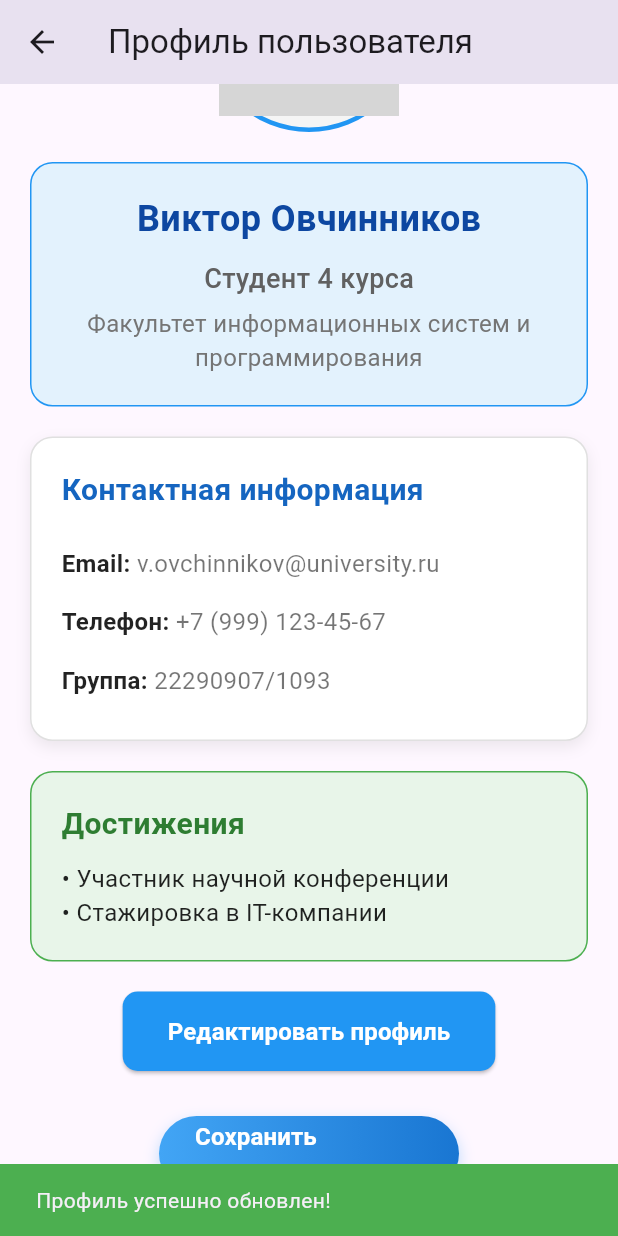
After one commit to Berserk3212/flutter, a Flutter app: the ProfileScreen screen opened by its route, scrolled down 130 dp, after a tap on "Сохранить изменения", on a phone screen of 412 x 824 dp. The commit adds this screen. Run offline on Flutter 3.47's test engine with Material 3 defaults, Android fonts, the phone set to English and light mode, and no system bars; network calls fail; grey boxes are pictures that could not be loaded.

Commit message:
Add profile

```diff
--- a/lib/main.dart
+++ b/lib/main.dart
@@ -1,6 +1,7 @@
 import 'package:flutter/material.dart';
 import 'teachers_screen.dart';
 import 'subjects_screen.dart';
+import 'profile_screen.dart';
 
 void main() {
   runApp(const MyApp());
@@ -20,6 +21,7 @@ class MyApp extends StatelessWidget {
       routes: {
         '/teachers': (context) => const TeachersScreen(),
         '/subjects': (context) => const SubjectsScreen(),
+        '/profile': (context) => const ProfileScreen(), // Добавляем маршрут профиля
       },
     );
   }
@@ -38,8 +40,10 @@ class MainScreen extends StatelessWidget {
         child: Column(
           mainAxisAlignment: MainAxisAlignment.center,
           children: [
+            // Кнопка перехода на экран преподавателей
             ElevatedButton(
               onPressed: () {
+                // Способ 1: Named routes
                 Navigator.pushNamed(context, '/teachers');
               },
               style: ElevatedButton.styleFrom(
@@ -48,14 +52,33 @@ class MainScreen extends StatelessWidget {
               child: const Text('Преподаватели'),
             ),
             const SizedBox(height: 20),
+
+            // Кнопка перехода на экран предметов
             ElevatedButton(
               onPressed: () {
-                Navigator.pushNamed(context, '/subjects');
+                // Способ 2: MaterialPageRoute
+                Navigator.push(
+                  context,
+                  MaterialPageRoute(builder: (context) => const SubjectsScreen()),
+                );
               },
               style: ElevatedButton.styleFrom(
                 padding: const EdgeInsets.symmetric(horizontal: 40, vertical: 20),
               ),
               child: const Text('Предметы'),
+            ),
+            const SizedBox(height: 20),
+
+            // Кнопка перехода на экран профиля
+            ElevatedButton(
+              onPressed: () {
+                // Способ 3: Named routes с переходом на профиль
+                Navigator.pushNamed(context, '/profile');
+              },
+              style: ElevatedButton.styleFrom(
+                padding: const EdgeInsets.symmetric(horizontal: 40, vertical: 20),
+              ),
+              child: const Text('Мой профиль'),
             ),
           ],
         ),
--- /dev/null
+++ b/lib/profile_screen.dart
@@ -0,0 +1,301 @@
+import 'package:flutter/material.dart';
+
+class ProfileScreen extends StatelessWidget {
+  const ProfileScreen({super.key});
+
+  @override
+  Widget build(BuildContext context) {
+    return Scaffold(
+      appBar: AppBar(
+        title: const Text('Профиль пользователя'),
+      ),
+      body: SingleChildScrollView(
+        child: Column(
+          mainAxisAlignment: MainAxisAlignment.center,
+          children: [
+            const SizedBox(height: 20),
+
+            // Аватарка
+            Container(
+              decoration: BoxDecoration(
+                border: Border.all(color: Colors.blue, width: 3),
+                borderRadius: BorderRadius.circular(100),
+                color: Colors.grey[100],
+              ),
+              padding: const EdgeInsets.all(8),
+              child: const CircleAvatar(
+                radius: 60,
+                backgroundImage: NetworkImage(
+                  'https://images.unsplash.com/photo-1472099645785-5658abf4ff4e?ixlib=rb-4.0.3&ixid=M3wxMjA3fDB8MHxwaG90by1wYWdlfHx8fGVufDB8fHx8fA%3D%3D&auto=format&fit=crop&w=100&q=80',
+                ),
+              ),
+            ),
+
+            const SizedBox(height: 20),
+
+            // Основная информация
+            Container(
+              width: double.infinity,
+              margin: const EdgeInsets.symmetric(horizontal: 20),
+              padding: const EdgeInsets.all(20),
+              decoration: BoxDecoration(
+                color: Colors.blue[50],
+                borderRadius: BorderRadius.circular(15),
+                border: Border.all(color: Colors.blue),
+              ),
+              child: Column(
+                children: [
+                  Text(
+                    'Виктор Овчинников',
+                    style: TextStyle(
+                      fontSize: 24,
+                      fontWeight: FontWeight.bold,
+                      color: Colors.blue[900],
+                    ),
+                  ),
+                  const SizedBox(height: 10),
+                  Text(
+                    'Студент 4 курса',
+                    style: TextStyle(
+                      fontSize: 18,
+                      fontWeight: FontWeight.w500,
+                      color: Colors.grey[700],
+                    ),
+                  ),
+                  const SizedBox(height: 5),
+                  Text(
+                    'Факультет информационных систем и программирования',
+                    style: TextStyle(
+                      fontSize: 16,
+                      color: Colors.grey[600],
+                    ),
+                    textAlign: TextAlign.center,
+                  ),
+                ],
+              ),
+            ),
+
+            const SizedBox(height: 20),
+
+            // Контактная информация
+            Container(
+              width: double.infinity,
+              margin: const EdgeInsets.symmetric(horizontal: 20),
+              padding: const EdgeInsets.all(20),
+              decoration: BoxDecoration(
+                color: Colors.white,
+                borderRadius: BorderRadius.circular(15),
+                border: Border.all(color: Colors.grey.shade300),
+                boxShadow: [
+                  BoxShadow(
+                    // ignore: deprecated_member_use
+                    color: Colors.grey.withOpacity(0.2),
+                    blurRadius: 8,
+                    offset: const Offset(0, 4),
+                  ),
+                ],
+              ),
+              child: Column(
+                crossAxisAlignment: CrossAxisAlignment.start,
+                children: [
+                  Text(
+                    'Контактная информация',
+                    style: TextStyle(
+                      fontSize: 20,
+                      fontWeight: FontWeight.bold,
+                      color: Colors.blue[800],
+                    ),
+                  ),
+                  const SizedBox(height: 15),
+                  _buildInfoRow('Email', 'v.ovchinnikov@university.ru'),
+                  _buildInfoRow('Телефон', '+7 (999) 123-45-67'),
+                  _buildInfoRow('Группа', '22290907/1093'),
+                ],
+              ),
+            ),
+
+            const SizedBox(height: 20),
+
+            // Достижения
+            Container(
+              width: double.infinity,
+              margin: const EdgeInsets.symmetric(horizontal: 20),
+              padding: const EdgeInsets.all(20),
+              decoration: BoxDecoration(
+                color: Colors.green[50],
+                borderRadius: BorderRadius.circular(15),
+                border: Border.all(color: Colors.green),
+              ),
+              child: Column(
+                crossAxisAlignment: CrossAxisAlignment.start,
+                children: [
+                  Text(
+                    'Достижения',
+                    style: TextStyle(
+                      fontSize: 20,
+                      fontWeight: FontWeight.bold,
+                      color: Colors.green[800],
+                    ),
+                  ),
+                  const SizedBox(height: 10),
+                  Text(
+                    '• Участник научной конференции\n'
+                    '• Стажировка в IT-компании',
+                    style: const TextStyle(
+                      fontSize: 16,
+                      color: Colors.black87,
+                    ),
+                  ),
+                ],
+              ),
+            ),
+
+            const SizedBox(height: 20),
+
+            // Кнопка редактировать (единственная)
+            Center(
+              child: ElevatedButton(
+                onPressed: () {
+                  debugPrint('Кнопка "Редактировать" нажата');
+                  // Показываем диалоговое окно при нажатии
+                  _showEditDialog(context);
+                },
+                style: ElevatedButton.styleFrom(
+                  backgroundColor: Colors.blue,
+                  padding: const EdgeInsets.symmetric(horizontal: 30, vertical: 15),
+                  shape: RoundedRectangleBorder(
+                    borderRadius: BorderRadius.circular(10),
+                  ),
+                ),
+                child: const Text(
+                  'Редактировать профиль',
+                  style: TextStyle(
+                    fontSize: 16,
+                    fontWeight: FontWeight.bold,
+                    color: Colors.white,
+                  ),
+                ),
+              ),
+            ),
+
+            const SizedBox(height: 30),
+
+            // Основная кнопка
+            Container(
+              width: 200,
+              height: 50,
+              decoration: BoxDecoration(
+                gradient: LinearGradient(
+                  colors: [Colors.blue[400]!, Colors.blue[700]!],
+                ),
+                borderRadius: BorderRadius.circular(25),
+                boxShadow: [
+                  BoxShadow(
+                    // ignore: deprecated_member_use
+                    color: Colors.blue.withOpacity(0.3),
+                    blurRadius: 8,
+                    offset: const Offset(0, 4),
+                  ),
+                ],
+              ),
+              child: ElevatedButton(
+                onPressed: () {
+                  debugPrint('Основная кнопка профиля нажата!');
+                  ScaffoldMessenger.of(context).showSnackBar(
+                    const SnackBar(
+                      content: Text('Профиль успешно обновлен!'),
+                      backgroundColor: Colors.green,
+                    ),
+                  );
+                },
+                style: ElevatedButton.styleFrom(
+                  backgroundColor: Colors.transparent,
+                  shadowColor: Colors.transparent,
+                  shape: RoundedRectangleBorder(
+                    borderRadius: BorderRadius.circular(25),
+                  ),
+                ),
+                child: const Text(
+                  'Сохранить изменения',
+                  style: TextStyle(
+                    fontSize: 16,
+                    fontWeight: FontWeight.bold,
+                    color: Colors.white,
+                  ),
+                ),
+              ),
+            ),
+
+            const SizedBox(height: 30),
+          ],
+        ),
+      ),
+    );
+  }
+
+  // Метод для показа диалогового окна редактирования
+  void _showEditDialog(BuildContext context) {
+    showDialog(
+      context: context,
+      builder: (BuildContext context) {
+        return AlertDialog(
+          title: const Text('Редактирование профиля'),
+          content: const Column(
+            mainAxisSize: MainAxisSize.min,
+            children: [
+              Text('Функция редактирования профиля'),
+              SizedBox(height: 10),
+              Text('Здесь можно изменить данные пользователя'),
+            ],
+          ),
+          actions: [
+            TextButton(
+              onPressed: () {
+                Navigator.of(context).pop(); // Закрыть диалог
+              },
+              child: const Text('Отмена'),
+            ),
+            ElevatedButton(
+              onPressed: () {
+                Navigator.of(context).pop(); // Закрыть диалог
+                ScaffoldMessenger.of(context).showSnackBar(
+                  const SnackBar(
+                    content: Text('Изменения сохранены!'),
+                    backgroundColor: Colors.blue,
+                  ),
+                );
+              },
+              child: const Text('Сохранить'),
+            ),
+          ],
+        );
+      },
+    );
+  }
+
+  // Метод для построения строки информации
+  Widget _buildInfoRow(String title, String value) {
+    return Padding(
+      padding: const EdgeInsets.symmetric(vertical: 8),
+      child: Row(
+        children: [
+          Text(
+            '$title: ',
+            style: const TextStyle(
+              fontSize: 16,
+              fontWeight: FontWeight.bold,
+              color: Colors.black87,
+            ),
+          ),
+          Text(
+            value,
+            style: const TextStyle(
+              fontSize: 16,
+              color: Colors.black54,
+            ),
+          ),
+        ],
+      ),
+    );
+  }
+}
```
